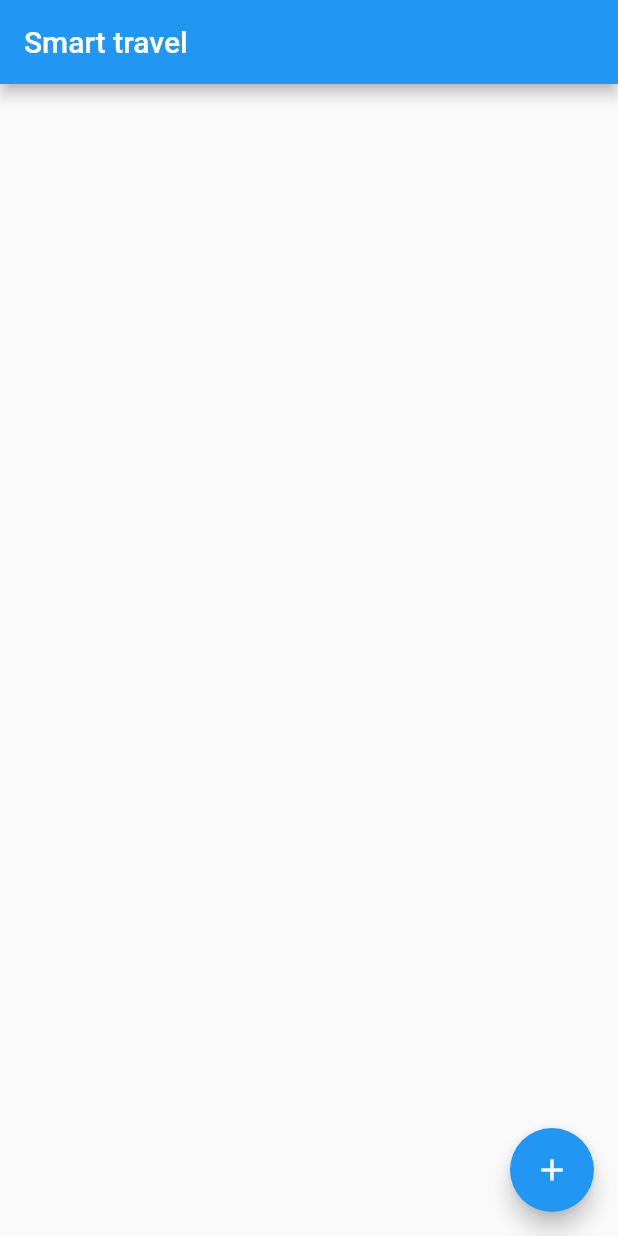
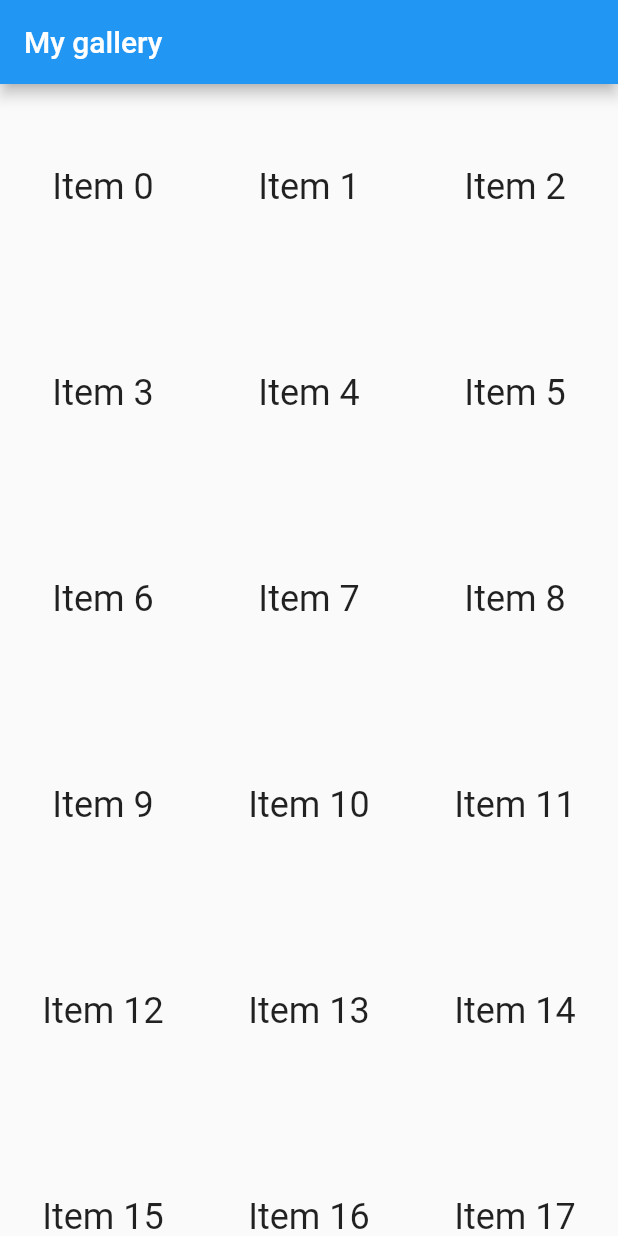
Before and after one commit to patituka/flutter, a Flutter app: the screen it shows after launch, on a phone screen of 412 x 824 dp. Run offline on Flutter 3.47's test engine with Material 2 defaults, Android fonts, the phone set to English and light mode, and no system bars.

Commit message:
Update grid home

```diff
--- /dev/null
+++ b/lib/components/home.dart
@@ -0,0 +1,31 @@
+import 'package:flutter/material.dart';
+
+class Home extends StatelessWidget {
+  final title = 'My gallery';
+
+  @override
+  Widget build(BuildContext context) {
+    return MaterialApp(
+      title: title,
+      home: Scaffold(
+        appBar: AppBar(
+          title: Text(title),
+        ),
+        body: GridView.count(
+          // Create a grid with 2 columns. If you change the scrollDirection to
+          // horizontal, this produces 2 rows.
+          crossAxisCount: 3,
+          // Generate 100 widgets that display their index in the List.
+          children: List.generate(100, (index) {
+            return Center(
+              child: Text(
+                'Item $index',
+                style: Theme.of(context).textTheme.headline5,
+              ),
+            );
+          }),
+        ),
+      ),
+    );
+  }
+}
--- a/lib/home.dart
+++ /dev/null
@@ -1,55 +0,0 @@
-import 'package:flutter/material.dart';
-import 'package:my_app/page.dart';
-
-class MyHomePage extends StatefulWidget {
-  MyHomePage({Key key, this.title}) : super(key: key);
-  final String title;
-
-  @override
-  _MyHomePageState createState() => _MyHomePageState();
-}
-
-class _MyHomePageState extends State<MyHomePage> {
-  int _counter = 0;
-
-  void _incrementCounter() {
-    setState(() {
-      _counter++;
-    });
-  }
-
-  @override
-  Widget build(BuildContext context) {
-    return Scaffold(
-      appBar: AppBar(
-        title: Text(widget.title),
-      ),
-      body: Center(
-        children: [
-          Row(
-            children: [
-              MyPage(title: 'Smart travel'),
-            ],
-          ),
-          Column(
-            mainAxisAlignment: MainAxisAlignment.center,
-            children: <Widget>[
-              Text(
-                'You have pushed the button this many times:',
-              ),
-              Text(
-                '$_counter',
-                style: Theme.of(context).textTheme.headline4,
-              ),
-            ],
-          ),
-        ],
-      ),
-      floatingActionButton: FloatingActionButton(
-        onPressed: _incrementCounter,
-        tooltip: 'Increment',
-        child: Icon(Icons.add),
-      ),
-    );
-  }
-}
--- a/lib/main.dart
+++ b/lib/main.dart
@@ -1,6 +1,6 @@
 import 'package:flutter/material.dart';
 
-import 'home.dart';
+import 'components/home.dart';
 
 void main() {
   runApp(MyApp());
@@ -12,9 +12,9 @@ class MyApp extends StatelessWidget {
     return MaterialApp(
       title: 'Flutter Demo',
       theme: ThemeData(
-        primarySwatch: Colors.blue,
+        primarySwatch: Colors.deepPurple,
       ),
-      home: MyHomePage(title: 'Smart travel'),
+      home: Home(),
     );
   }
 }
```
Also changed, not shown: lib/components/image.dart (renamed from lib/page.dart).
